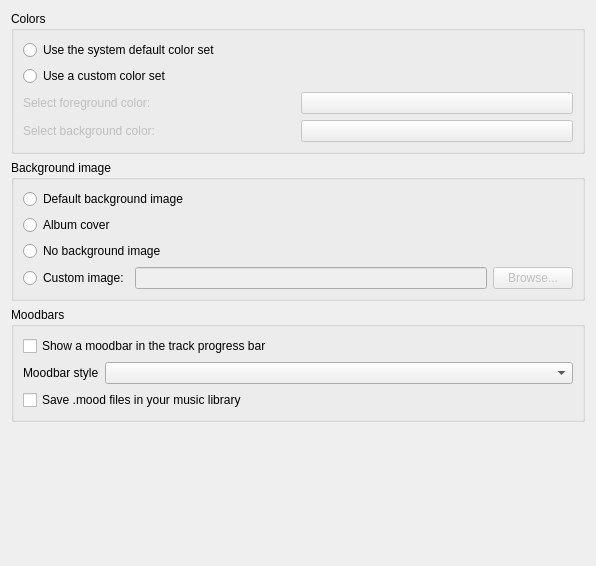
clementine-player/Clementine, file src/ui/appearancesettingspage.ui: the form before one commit.
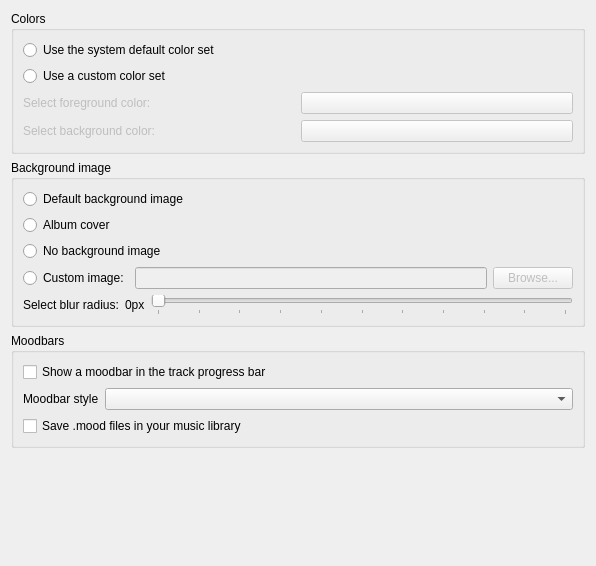
The form after the commit.

Commit message: Add an option to blur background image. Fixes issue 3266.

What changed in the file:
```diff
--- a/src/ui/appearancesettingspage.ui
+++ b/src/ui/appearancesettingspage.ui
@@ -155,6 +155,52 @@
         </item>
        </layout>
       </item>
+      <item>
+       <layout class="QHBoxLayout" name="horizontalLayout_6">
+        <item>
+         <widget class="QLabel" name="select_background_blur_label">
+          <property name="enabled">
+           <bool>true</bool>
+          </property>
+          <property name="text">
+           <string>Select blur radius:</string>
+          </property>
+         </widget>
+        </item>
+        <item>
+         <widget class="QLabel" name="background_blur_radius_label">
+          <property name="enabled">
+           <bool>true</bool>
+          </property>
+          <property name="text">
+           <string>0px</string>
+          </property>
+         </widget>
+        </item>
+        <item>
+         <widget class="QSlider" name="blur_slider">
+          <property name="minimum">
+           <number>0</number>
+          </property>
+          <property name="maximum">
+           <number>10</number>
+          </property>
+          <property name="value">
+           <number>0</number>
+          </property>
+          <property name="orientation">
+           <enum>Qt::Horizontal</enum>
+          </property>
+          <property name="tickPosition">
+           <enum>QSlider::TicksBelow</enum>
+          </property>
+          <property name="tickInterval">
+           <number>1</number>
+          </property>
+         </widget>
+        </item>
+       </layout>
+      </item>
      </layout>
     </widget>
    </item>
```
The commit also changes 4 other files.
